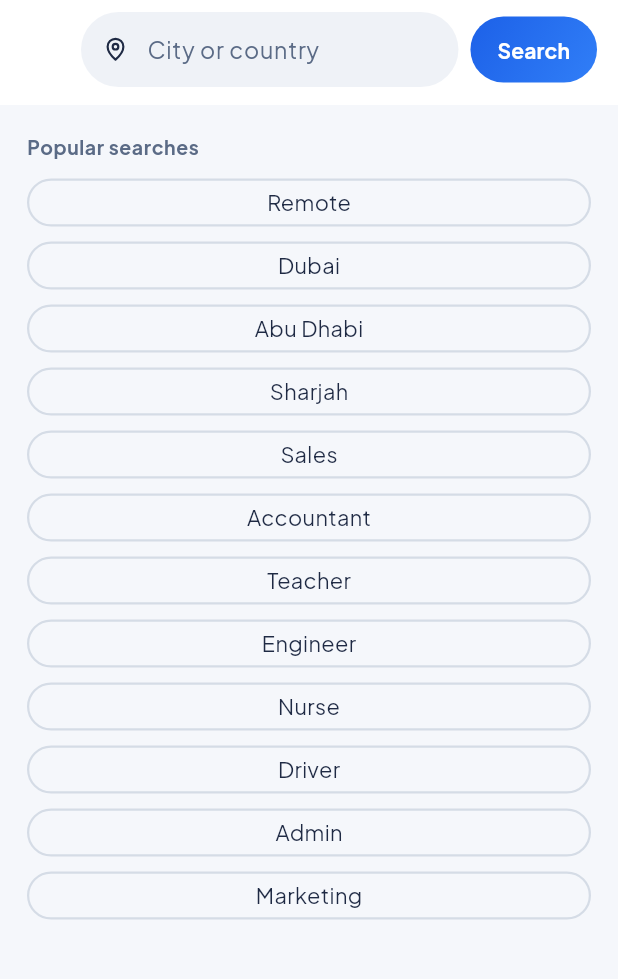
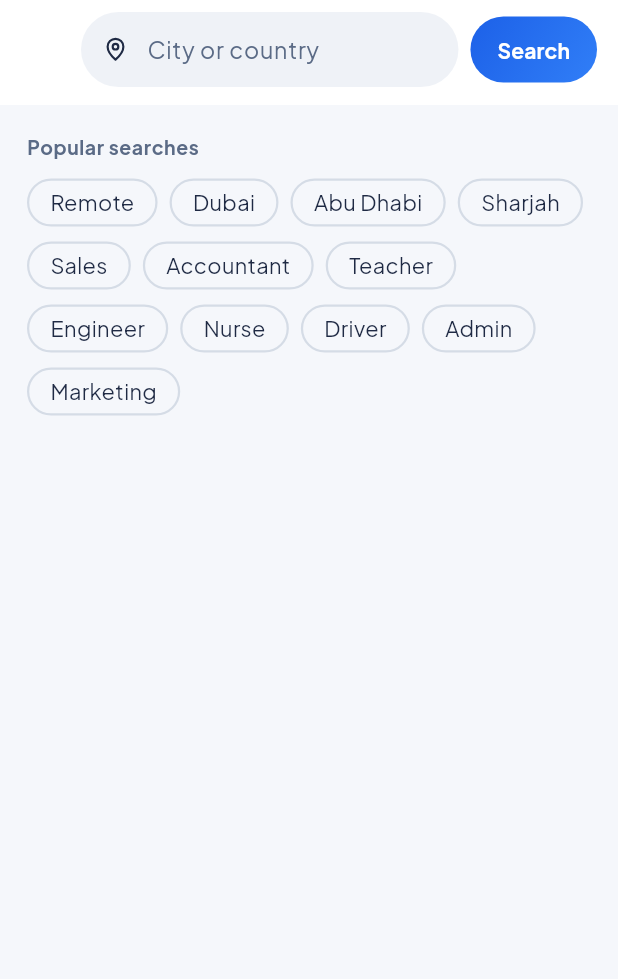
Before and after one commit to cole146/acuc-mobile, a Flutter app: the JobSearchPage screen opened directly, on a phone screen of 412 x 824 dp, the part 84-1063 px from its top. Run offline on Flutter 3.47's test engine with Material 3 defaults, Android fonts, the phone set to English and light mode, and no system bars; our stand-ins replace cached_network_image, file_picker, flutter_secure_storage, flutter_svg, flutter_widget_from_html_core, local_auth and 4 more; missing offline and left inert: webview_flutter_android; accounts and stored records are empty; project files that could hold a hidden picture were left out.

Commit message:
Flutter: pills size to their text
Co-Authored-By: Claude Opus 5.5 <noreply@anthropic.com>
Claude-Session: https://claude.ai/code/session_015sKppATd2xD9n12aCKeAPH

```diff
--- a/flutter_app/lib/widgets/common.dart
+++ b/flutter_app/lib/widgets/common.dart
@@ -170,14 +170,13 @@ class OPill extends StatelessWidget {
   Widget build(BuildContext context) => Container(
         height: 32,
         padding: const EdgeInsets.symmetric(horizontal: 14),
-        alignment: Alignment.center,
         decoration: BoxDecoration(
           borderRadius: BorderRadius.circular(999),
           border: Border.all(color: money ? AC.greenLine : AC.pillLine, width: 1.5),
         ),
-        child: Text(text,
+        child: Center(widthFactor: 1, child: Text(text,
             maxLines: 1,
-            style: TextStyle(fontSize: 14.5, fontWeight: money ? FontWeight.w600 : FontWeight.w500, color: money ? AC.green : AC.text)),
+            style: TextStyle(fontSize: 14.5, fontWeight: money ? FontWeight.w600 : FontWeight.w500, color: money ? AC.green : AC.text))),
       );
 }
 
```
